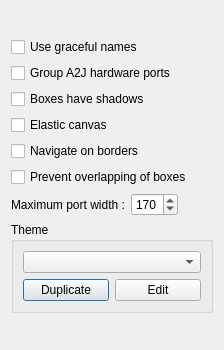
This is resources/ui/canvas_options.ui in Houston4444/HoustonPatchbay as Qt 5 draws it before an edit. The edited form follows.
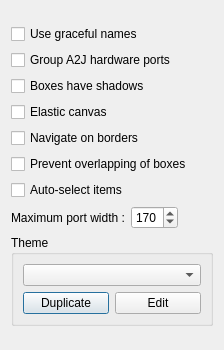
This is the edited form. Icons and pictures are not drawn.

Commit message: auto_select_items becomes a graphical option

What changed in the file:
```diff
--- a/resources/ui/canvas_options.ui
+++ b/resources/ui/canvas_options.ui
@@ -86,6 +86,13 @@
        </property>
       </widget>
      </item>
+     <item>
+      <widget class="QCheckBox" name="checkBoxAutoSelectItems">
+       <property name="text">
+        <string>Auto-select items</string>
+       </property>
+      </widget>
+     </item>
      <item>
       <layout class="QHBoxLayout" name="horizontalLayout_2">
        <item>
```
The commit also changes 3 other files.
